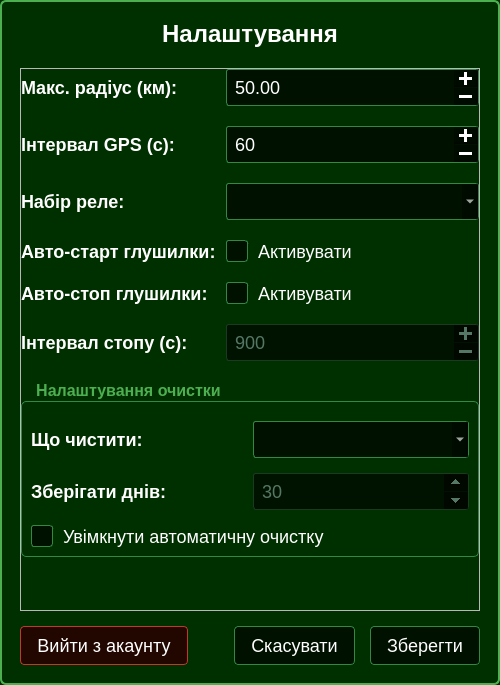
Before: the Qt Designer form app/ui/settings_dialog.ui in VadymKotsiuba1808/SDR_Pi, drawn with Qt 5.
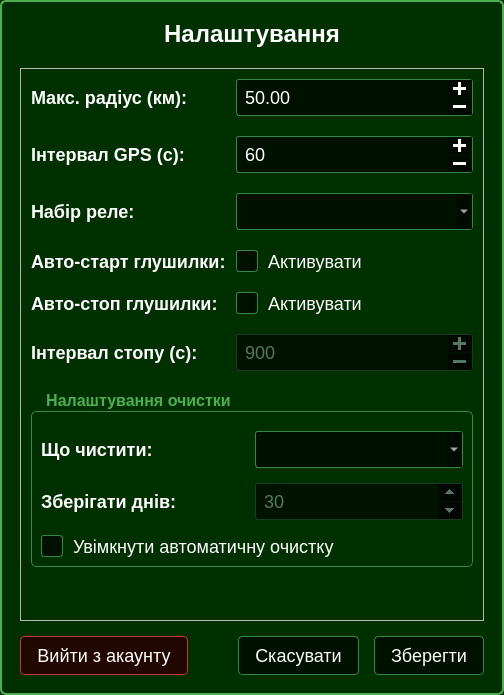
After: the same form once the commit is applied. Icons and pictures are not drawn.

Diff of the .ui file:
```diff
--- a/app/ui/settings_dialog.ui
+++ b/app/ui/settings_dialog.ui
@@ -6,8 +6,8 @@
    <rect>
     <x>0</x>
     <y>0</y>
-    <width>500</width>
-    <height>685</height>
+    <width>504</width>
+    <height>695</height>
    </rect>
   </property>
   <property name="windowTitle">
@@ -163,6 +163,18 @@
         <property name="verticalSpacing">
          <number>20</number>
         </property>
+        <property name="leftMargin">
+         <number>10</number>
+        </property>
+        <property name="topMargin">
+         <number>10</number>
+        </property>
+        <property name="rightMargin">
+         <number>10</number>
+        </property>
+        <property name="bottomMargin">
+         <number>6</number>
+        </property>
         <item row="0" column="0">
          <widget class="QLabel" name="labelRadius">
           <property name="text">
```
